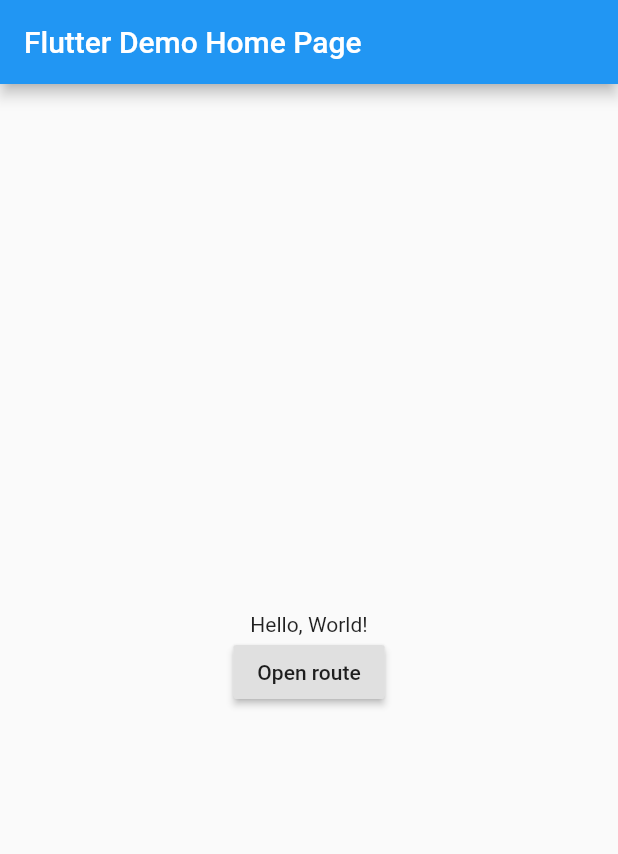
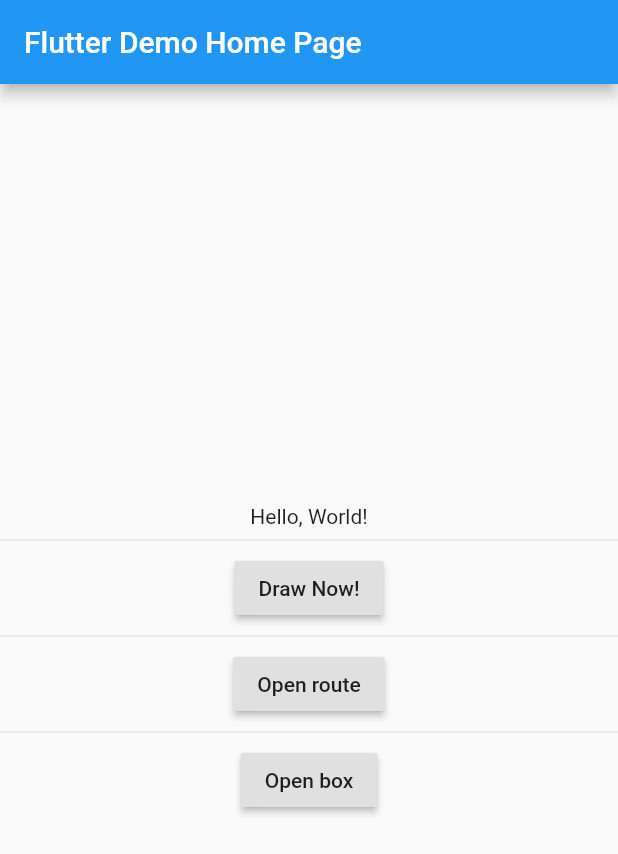
Before and after one commit to hieutle2011/flutter-examples, a Flutter app: the screen it shows after launch, on a phone screen of 412 x 824 dp. Shown: the top 854 px of the screen. Run offline on Flutter 3.47's test engine with Material 2 defaults, Android fonts, the phone set to English and light mode, and no system bars; missing offline and left inert: flutter_web.

Commit message:
add box animation

```diff
--- a/lib/firstroute.dart
+++ b/lib/firstroute.dart
@@ -18,11 +18,27 @@ class FirstRoute extends StatelessWidget {
             Text(
               'Hello, World!',
             ),
+            Divider(),
+            RaisedButton(
+              child: Text('Draw Now!'),
+              onPressed: () {
+                print('pressed');
+              },
+            ),
+            Divider(),
             RaisedButton(
               child: Text('Open route'),
               onPressed: () {
                 // Navigate to second route when tapped.
                 Navigator.pushNamed(context, '/second');
+              },
+            ),
+            Divider(),
+            RaisedButton(
+              child: Text('Open box'),
+              onPressed: () {
+                // Navigate to second route when tapped.
+                Navigator.pushNamed(context, '/box');
               },
             ),
           ],
--- a/lib/main.dart
+++ b/lib/main.dart
@@ -1,6 +1,7 @@
 import 'package:flutter_web/material.dart';
 import 'firstroute.dart';
 import 'secondroute.dart';
+import 'box_route.dart';
 
 void main() => runApp(MyApp());
 
@@ -14,6 +15,7 @@ class MyApp extends StatelessWidget {
         // When navigating to the "/" route, build the FirstRoute widget.
         '/': (context) => FirstRoute(title: 'Flutter Demo Home Page'),
         '/second': (context) => SecondRoute(),
+        '/box': (context) => MyHomePage(title: 'Animated Box'),
       },
       title: 'Flutter Demo',
       theme: ThemeData(
```
Also changed, not shown: lib/box_route.dart (added, +43 -0 lines).
